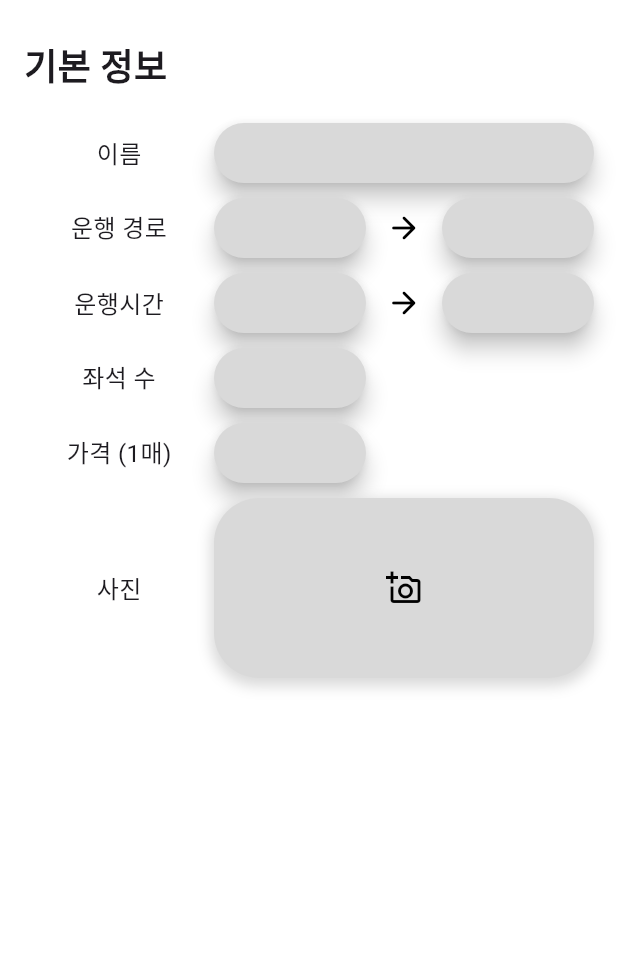
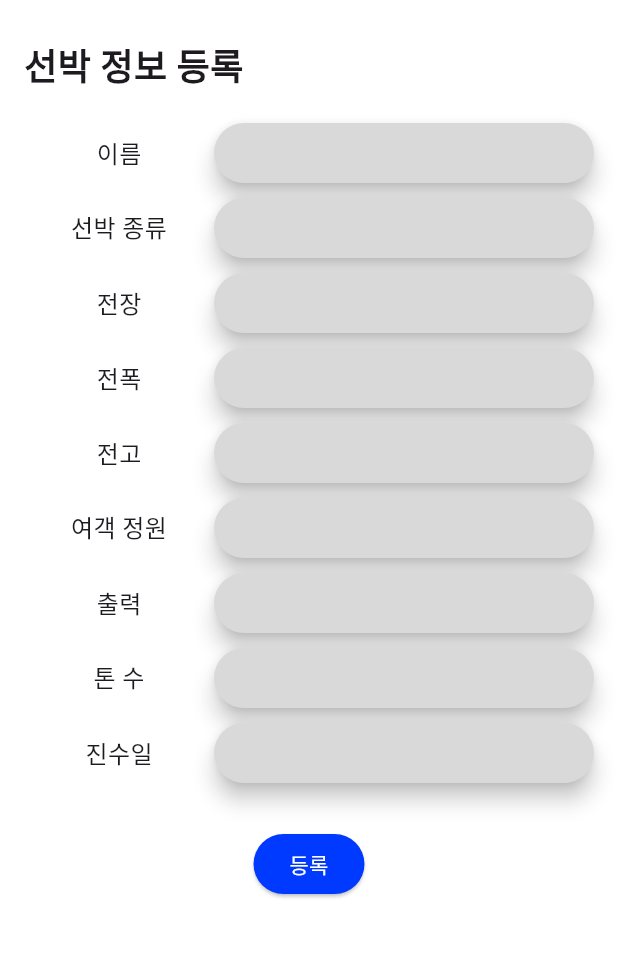
Before and after one commit to CNU-basic-project/basic_project, a Flutter app: the ShipRegister screen opened directly, on a phone screen of 412 x 824 dp, the part 60-1018 px from its top. Run offline on Flutter 3.47's test engine with Material 3 defaults, Android fonts, the phone set to English and light mode, and no system bars; our stand-ins replace carousel_slider, firebase_auth, firebase_core; accounts and stored records are empty; Roboto replaces fonts that are missing (Inria Sans).

Commit message:
working: ship register

```diff
--- a/lib/captain/screen/captain_main.dart
+++ b/lib/captain/screen/captain_main.dart
@@ -1,4 +1,4 @@
-import 'package:basicfirebase/captain/screen/departure_register.dart';
+import 'package:basicfirebase/captain/screen/ship_register.dart';
 import 'package:basicfirebase/captain/widget/ship_list_tile.dart';
 import 'package:basicfirebase/common/constant.dart';
 import 'package:basicfirebase/common/drawer.dart';
--- a/lib/captain/screen/departure_register.dart
+++ b/lib/captain/screen/departure_register.dart
@@ -1,16 +1,15 @@
 import 'package:flutter/material.dart';
 
 import '../../common/appbar.dart';
-import '../../common/constant.dart';
 
-class ShipRegister extends StatefulWidget {
-  const ShipRegister({super.key});
+class DepartureRegister extends StatefulWidget {
+  const DepartureRegister({super.key});
 
   @override
-  State<ShipRegister> createState() => _ShipRegisterState();
+  State<DepartureRegister> createState() => _DepartureRegisterState();
 }
 
-class _ShipRegisterState extends State<ShipRegister> {
+class _DepartureRegisterState extends State<DepartureRegister> {
   WidgetStateProperty<Color?> getBackGroundColor() {
     return WidgetStateProperty.resolveWith<Color?>(
           (Set<WidgetState> states) {
--- a/lib/captain/screen/ship_register.dart
+++ b/lib/captain/screen/ship_register.dart
@@ -1,10 +1,20 @@
 import 'package:basicfirebase/captain/widget/input_data.dart';
+import 'package:basicfirebase/provider/service_provider.dart';
+import 'package:basicfirebase/provider/token_provider.dart';
 import 'package:flutter/material.dart';
+import 'package:intl/intl.dart';
+import 'package:provider/provider.dart';
 
 import '../../common/appbar.dart';
+import '../../common/constant.dart';
+import '../../domain/member.dart';
+import '../../domain/ship.dart';
 
 class ShipRegister extends StatelessWidget {
-  const ShipRegister({super.key});
+  ShipRegister({super.key});
+
+  late ServiceProvider serviceProvider;
+  late TokenProvider tokenProvider;
 
   WidgetStateProperty<Color?> getBackGroundColor() {
     return WidgetStateProperty.resolveWith<Color?>(
@@ -14,8 +24,29 @@ class ShipRegister extends StatelessWidget {
     );
   }
 
+  String speed = "", seats = ""; // int
+  String name = "", imagePath = "", type = ""; // String
+  String weight = "", length = "", width = "", height = ""; // double
+  String launchDate = ""; // DateTime
+
+  bool validate() {
+    try {
+      int.parse(speed); int.parse(seats);
+      double.parse(weight); double.parse(length); double.parse(width); double.parse(height);
+      DateFormat("yyyy-MM-dd").parse(launchDate);
+    } catch (e) {
+      return false;
+    }
+    return true;
+  }
+
   @override
   Widget build(BuildContext context) {
+
+    serviceProvider = context.read<ServiceProvider>();
+    tokenProvider = context.read<TokenProvider>();
+
+
     return Scaffold(
       backgroundColor: Colors.white,
       appBar: const PreferredSize(
@@ -23,38 +54,100 @@ class ShipRegister extends StatelessWidget {
           child: MyAppBar()
       ),
       body: SingleChildScrollView(
+        padding: const EdgeInsets.all(16.0),
         child: Column(
           crossAxisAlignment: CrossAxisAlignment.start,
           children: [
+
+            const Text(
+              "선박 정보 등록",
+              style: TextStyle(fontSize: 24, fontWeight: FontWeight.bold),
+            ),
+
             const SizedBox(height: 20,),
             InputData(title: "이름", onChanged: (value) {
-
+              name = value;
             }),
 
-            const SizedBox(height: 20,),
+            const SizedBox(height: 10,),
             InputData(title: "선박 종류", onChanged: (value) {
-
+              type = value;
             }),
 
-            const SizedBox(height: 20,),
-            InputData(title: "길이 전장", onChanged: (value) {
+            const SizedBox(height: 10,),
+            InputData(title: "전장", onChanged: (value) {
+              length = value;
+            }), // 전장,전폭,전고 // length width height
 
+            const SizedBox(height: 10,),
+            InputData(title: "전폭", onChanged: (value) {
+              width = value;
             }),
 
-            const SizedBox(height: 20,),
-            InputData(title: "여객 정원", onChanged: (value) {
-
+            const SizedBox(height: 10,),
+            InputData(title: "전고", onChanged: (value) {
+              height = value;
             }),
 
-            const SizedBox(height: 20,),
-            InputData(title: "톤 수", onChanged: (value) {
-
+            const SizedBox(height: 10,),
+            InputData(title: "여객 정원", onChanged: (value) {
+              seats = value;
             }),
 
-            const SizedBox(height: 20,),
+            const SizedBox(height: 10,),
+            InputData(title: "출력", onChanged: (value) {
+              speed = value;
+            }),
+
+            const SizedBox(height: 10,),
+            InputData(title: "톤 수", onChanged: (value) {
+              weight = value;
+            }),
+
+            const SizedBox(height: 10,),
             InputData(title: "진수일", onChanged: (value) {
+              launchDate = value;
+            }),
 
-            }),
+            const SizedBox(height: 30,),
+            Center(
+              child: ElevatedButton(
+                style: ElevatedButton.styleFrom(backgroundColor: Constant.COLOR),
+                onPressed: () {
+                  // TODO 누르면 정보 등록 shipService로
+                  if (!validate()) {
+                    ScaffoldMessenger.of(context).showSnackBar(const SnackBar(
+                      content: Text("입력이 올바르지 않습니다"),
+                      backgroundColor: Colors.blue,
+                    ));
+                    return;
+                  }
+
+                  Ship ship = Ship(
+                    id : 0,
+                    speed : int.parse(speed),
+                    seats : int.parse(seats),
+                    name : name,
+                    imagePath: "",
+                    type : type,
+                    weight: double.parse(weight),
+                    length: double.parse(length),
+                    width: double.parse(width),
+                    height: double.parse(height),
+                    launchDate: DateFormat("yyyy-MM-dd").parse(launchDate),
+                    owner: Member.fromJson({
+                      "id" : tokenProvider.id,
+                      "name" : tokenProvider.name,
+                    })
+
+                  );
+                  serviceProvider.shipService.add(tokenProvider.token!, ship);
+                  Navigator.pop(context);
+
+                },
+                child: const Text("등록", style: TextStyle(color: Colors.white),),
+              ),
+            ),
           ],
         ),
       ),
--- a/lib/domain/ship.dart
+++ b/lib/domain/ship.dart
@@ -1,4 +1,5 @@
 import 'package:basicfirebase/domain/member.dart';
+import 'package:intl/intl.dart';
 
 class Ship {
 
@@ -6,6 +7,7 @@ class Ship {
   int speed, seats;
   String name, imagePath, type;
   double weight, length, width, height;
+  DateTime launchDate;
   final Member owner;
 
   Ship({
@@ -19,10 +21,14 @@ class Ship {
     required this.length,
     required this.width,
     required this.height,
+    required this.launchDate,
     required this.owner,
   });
 
   factory Ship.fromJson(Map<String, dynamic> json) {
+
+    json['launchDate'] = DateFormat("yyyy-MM-dd").parse(json['launchDate']);
+
     return Ship(
       id : json['id'],
       speed : json['speed'],
@@ -34,6 +40,7 @@ class Ship {
       length : json['length'],
       width : json['width'],
       height : json['height'],
+      launchDate: json['launchDate'],
       owner : Member.fromJson(json['owner']),
     );
   }
@@ -49,6 +56,8 @@ class Ship {
       "length" : length,
       "width" : width,
       "height" : height,
+      "launchDate" : launchDate,
+      "owner" : owner.toJson(),
     };
   }
 }
```
Also changed, not shown: lib/domain/member.dart (+7 -0 lines).
